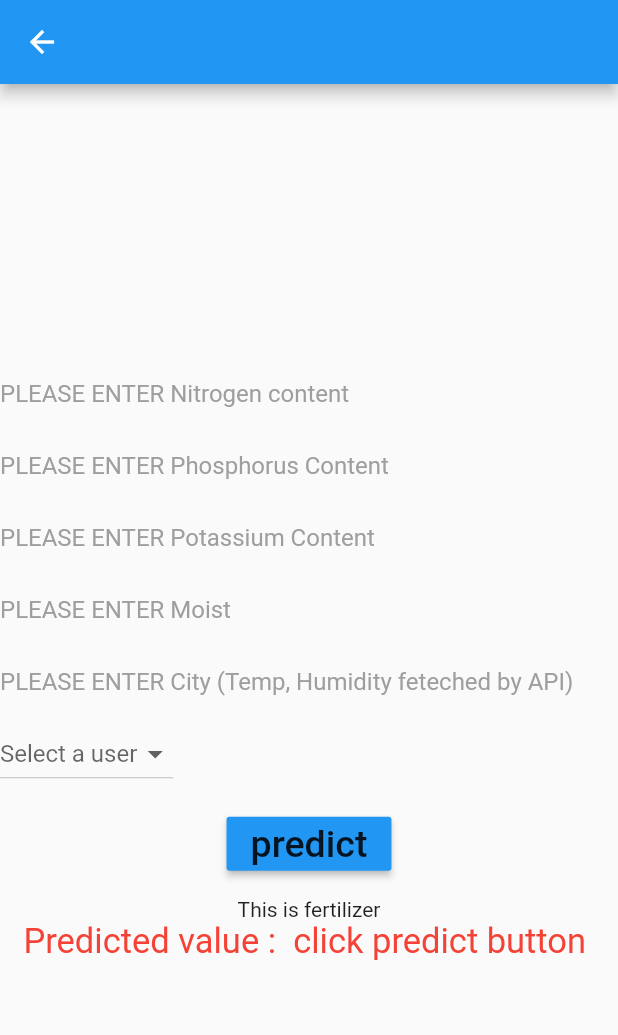
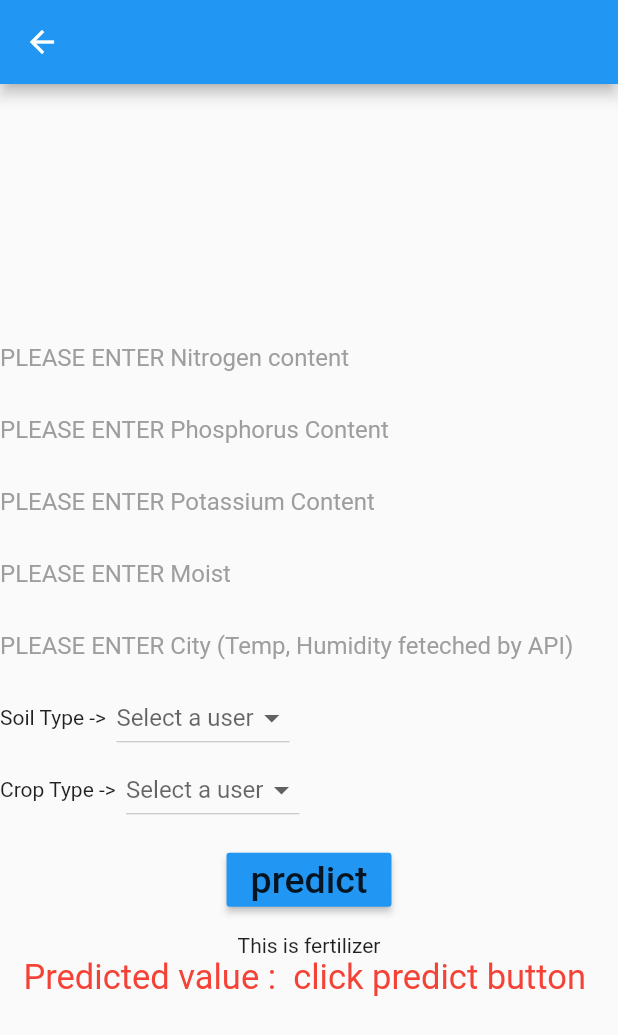
Before and after one commit to abhijitgawai/CropNFertilizer_Prediction_Farmers_Guide_Module_AndroidApp, a Flutter app: the Fertilizer screen opened directly, on a phone screen of 412 x 824 dp. Shown: the top 1035 px of the screen. Run offline on Flutter 3.47's test engine with Material 2 defaults, Android fonts, the phone set to English and light mode, and no system bars; our stand-ins replace font_awesome_flutter; missing offline and left inert: tflite_flutter.

Commit message:
Dropdown button for soil added

```diff
--- a/Flutter_predictionApp/lib/fertilizer.dart
+++ b/Flutter_predictionApp/lib/fertilizer.dart
@@ -197,7 +197,7 @@ class _PredModelState extends State<Fertilizer> {
             //   ),
             // ),
             //
-            TextField(                                               // Rain
+            TextField(                                               // Moist
               controller: Moist_Controller,
               keyboardType: TextInputType.number,
               textAlign: TextAlign.left,
@@ -224,8 +224,8 @@ class _PredModelState extends State<Fertilizer> {
             //   "change the input values in code to get the prediction",
             //   style: TextStyle(fontSize: 16),
             // ),
-        Row(
-        children: [
+        Row(                                         // Soil Type
+        children: [ Text("Soil Type ->  "),
             DropdownButton<User>(
               hint: new Text("Select a user"),
               value: selectedUser,
@@ -246,6 +246,29 @@ class _PredModelState extends State<Fertilizer> {
             ),
           ],
         ),
+
+            Row(                                   // Crop Type
+              children: [ Text("Crop Type ->  "),
+                DropdownButton<User>(
+                  hint: new Text("Select a user"),
+                  value: selectedUser,
+                  onChanged: (User newValue) {
+                    setState(() {
+                      selectedUser = newValue;
+                    });
+                  },
+                  items: users.map((User user) {
+                    return new DropdownMenuItem<User>(
+                      value: user,
+                      child: new Text(
+                        user.name,
+                        style: new TextStyle(color: Colors.black),
+                      ),
+                    );
+                  }).toList(),
+                ),
+              ],
+            ),
 
             SizedBox(height: 12),
             MaterialButton(
```
